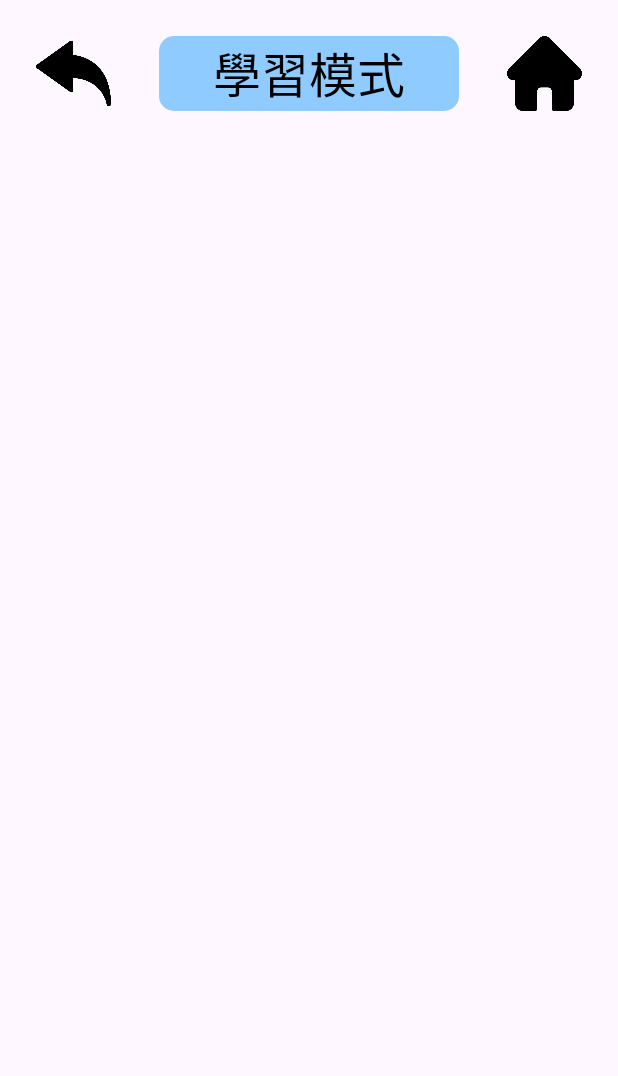
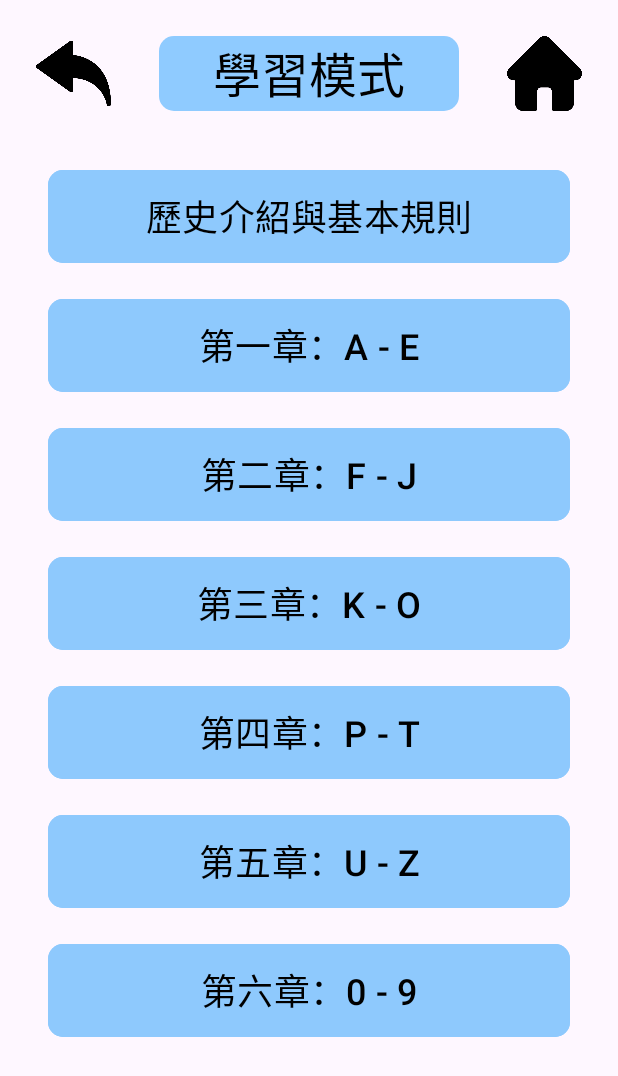
Before and after one commit to Soul4612/MAP_FP, an Android app: the LearningActivity screen opened directly, with no data from a screen before it, on a phone screen of 412 x 824 dp. Shown: the top 1076 px of the screen. Run offline under Robolectric (Android 15) with nearby library versions, the phone set to English and light mode, and no system bars.

Commit message:
學習模式UI

```diff
--- a/app/src/main/java/fcu/iecs/morselearning/LearningActivity.java
+++ b/app/src/main/java/fcu/iecs/morselearning/LearningActivity.java
@@ -2,6 +2,8 @@ package fcu.iecs.morselearning;
 
 import android.os.Bundle;
 import android.view.View;
+import android.widget.Button;
+import android.widget.EditText;
 import android.widget.ImageView;
 
 import androidx.activity.EdgeToEdge;
@@ -13,6 +15,13 @@ import androidx.core.view.WindowInsetsCompat;
 public class LearningActivity extends AppCompatActivity {
     private ImageView ivBack;
     private ImageView ivHome;
+    private Button btnIntro;
+    private Button btnCh1;
+    private Button btnCh2;
+    private Button btnCh3;
+    private Button btnCh4;
+    private Button btnCh5;
+    private Button btnCh6;
 
     @Override
     protected void onCreate(Bundle savedInstanceState) {
@@ -27,6 +36,13 @@ public class LearningActivity extends AppCompatActivity {
 
         ivBack = findViewById(R.id.iv_back_learning);
         ivHome = findViewById(R.id.iv_home_learning);
+        btnCh1 = findViewById(R.id.btn_ch1);
+        btnCh2 = findViewById(R.id.btn_ch2);
+        btnCh3 = findViewById(R.id.btn_ch3);
+        btnCh4 = findViewById(R.id.btn_ch4);
+        btnCh5 = findViewById(R.id.btn_ch5);
+        btnCh6 = findViewById(R.id.btn_ch6);
+        btnIntro = findViewById(R.id.btn_intro);
 
         ivBack.setOnClickListener(new View.OnClickListener() {
             @Override
@@ -41,5 +57,12 @@ public class LearningActivity extends AppCompatActivity {
                 finish();
             }
         });
+
+        btnCh1.setOnClickListener(new View.OnClickListener() {
+            @Override
+            public void onClick(View v) {
+
+            }
+        });
     }
 }
--- a/app/src/main/res/layout/activity_learning.xml
+++ b/app/src/main/res/layout/activity_learning.xml
@@ -18,7 +18,7 @@
         app:layout_constraintTop_toTopOf="parent" />
 
     <TextView
-        android:id="@+id/textView5"
+        android:id="@+id/tv_learning_title"
         android:layout_width="200dp"
         android:layout_height="50dp"
         android:background="@drawable/rounded_corner_blue"
@@ -40,4 +40,122 @@
         android:src="@drawable/home"
         app:layout_constraintEnd_toEndOf="parent"
         app:layout_constraintTop_toTopOf="@+id/iv_back_learning" />
+
+    <Button
+        android:id="@+id/btn_intro"
+        android:layout_width="0dp"
+        android:layout_height="70dp"
+        android:layout_marginStart="32dp"
+        android:layout_marginTop="35dp"
+        android:layout_marginEnd="32dp"
+        android:backgroundTint="#8EC9FD"
+        android:text="歷史介紹與基本規則"
+        android:textColor="@color/black"
+        android:textSize="24sp"
+        app:cornerRadius="10dp"
+        app:layout_constraintEnd_toEndOf="parent"
+        app:layout_constraintStart_toStartOf="parent"
+        app:layout_constraintTop_toBottomOf="@+id/tv_learning_title" />
+
+    <Button
+        android:id="@+id/btn_ch1"
+        android:layout_width="0dp"
+        android:layout_height="70dp"
+        android:layout_marginStart="32dp"
+        android:layout_marginTop="16dp"
+        android:layout_marginEnd="32dp"
+        android:backgroundTint="#8EC9FD"
+        android:shadowColor="#D6505050"
+        android:text="第一章：A - E"
+        android:textColor="@color/black"
+        android:textSize="24sp"
+        app:cornerRadius="10dp"
+        app:layout_constraintEnd_toEndOf="parent"
+        app:layout_constraintStart_toStartOf="parent"
+        app:layout_constraintTop_toBottomOf="@+id/btn_intro" />
+
+    <Button
+        android:id="@+id/btn_ch2"
+        android:layout_width="0dp"
+        android:layout_height="70dp"
+        android:layout_marginStart="32dp"
+        android:layout_marginTop="16dp"
+        android:layout_marginEnd="32dp"
+        android:backgroundTint="#8EC9FD"
+        android:shadowColor="#D6505050"
+        android:text="第二章：F - J"
+        android:textColor="@color/black"
+        android:textSize="24sp"
+        app:cornerRadius="10dp"
+        app:layout_constraintEnd_toEndOf="parent"
+        app:layout_constraintStart_toStartOf="parent"
+        app:layout_constraintTop_toBottomOf="@+id/btn_ch1" />
+
+    <Button
+        android:id="@+id/btn_ch3"
+        android:layout_width="0dp"
+        android:layout_height="70dp"
+        android:layout_marginStart="32dp"
+        android:layout_marginTop="16dp"
+        android:layout_marginEnd="32dp"
+        android:backgroundTint="#8EC9FD"
+        android:shadowColor="#D6505050"
+        android:text="第三章：K - O"
+        android:textColor="@color/black"
+        android:textSize="24sp"
+        app:cornerRadius="10dp"
+        app:layout_constraintEnd_toEndOf="parent"
+        app:layout_constraintStart_toStartOf="parent"
+        app:layout_constraintTop_toBottomOf="@+id/btn_ch2" />
+
+    <Button
+        android:id="@+id/btn_ch4"
+        android:layout_width="0dp"
+        android:layout_height="70dp"
+        android:layout_marginStart="32dp"
+        android:layout_marginTop="16dp"
+        android:layout_marginEnd="32dp"
+        android:backgroundTint="#8EC9FD"
+        android:shadowColor="#D6505050"
+        android:text="第四章：P - T"
+        android:textColor="@color/black"
+        android:textSize="24sp"
+        app:cornerRadius="10dp"
+        app:layout_constraintEnd_toEndOf="parent"
+        app:layout_constraintStart_toStartOf="parent"
+        app:layout_constraintTop_toBottomOf="@+id/btn_ch3" />
+
+    <Button
+        android:id="@+id/btn_ch5"
+        android:layout_width="0dp"
+        android:layout_height="70dp"
+        android:layout_marginStart="32dp"
+        android:layout_marginTop="16dp"
+        android:layout_marginEnd="32dp"
+        android:backgroundTint="#8EC9FD"
+        android:shadowColor="#D6505050"
+        android:text="第五章：U - Z"
+        android:textColor="@color/black"
+        android:textSize="24sp"
+        app:cornerRadius="10dp"
+        app:layout_constraintEnd_toEndOf="parent"
+        app:layout_constraintStart_toStartOf="parent"
+        app:layout_constraintTop_toBottomOf="@+id/btn_ch4" />
+
+    <Button
+        android:id="@+id/btn_ch6"
+        android:layout_width="0dp"
+        android:layout_height="70dp"
+        android:layout_marginStart="32dp"
+        android:layout_marginTop="16dp"
+        android:layout_marginEnd="32dp"
+        android:backgroundTint="#8EC9FD"
+        android:shadowColor="#D6505050"
+        android:text="第六章：0 - 9"
+        android:textColor="@color/black"
+        android:textSize="24sp"
+        app:cornerRadius="10dp"
+        app:layout_constraintEnd_toEndOf="parent"
+        app:layout_constraintStart_toStartOf="parent"
+        app:layout_constraintTop_toBottomOf="@+id/btn_ch5" />
 </androidx.constraintlayout.widget.ConstraintLayout>
```
